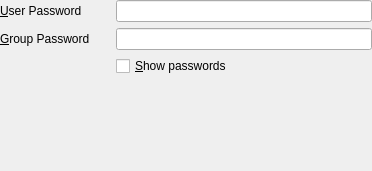
This is vpnplugins/vpnc/vpncauth.ui in KDE/networkmanagement as Qt 5 draws it before an edit. The edited form follows.
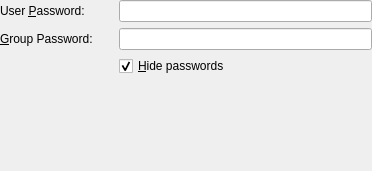
This is the edited form. Custom widgets are drawn as their Qt base class.

Commit message: Fix checkbox text to match the new behavior introduced in last commit Synchronize some labels

```diff
--- a/vpnplugins/vpnc/vpncauth.ui
+++ b/vpnplugins/vpnc/vpncauth.ui
@@ -20,7 +20,7 @@
    <item row="0" column="0">
     <widget class="QLabel" name="userLabel">
      <property name="text">
-      <string>&amp;User Password</string>
+      <string>User &amp;Password:</string>
      </property>
      <property name="wordWrap">
       <bool>false</bool>
@@ -33,7 +33,7 @@
    <item row="1" column="0">
     <widget class="QLabel" name="groupLabel">
      <property name="text">
-      <string>&amp;Group Password</string>
+      <string>&amp;Group Password:</string>
      </property>
      <property name="wordWrap">
       <bool>false</bool>
@@ -76,7 +76,10 @@
    <item row="2" column="2">
     <widget class="QCheckBox" name="cbShowPasswords">
      <property name="text">
-      <string>&amp;Show passwords</string>
+      <string>&amp;Hide passwords</string>
+     </property>
+     <property name="checked">
+      <bool>true</bool>
      </property>
     </widget>
    </item>
```
The commit also changes 2 other files.
